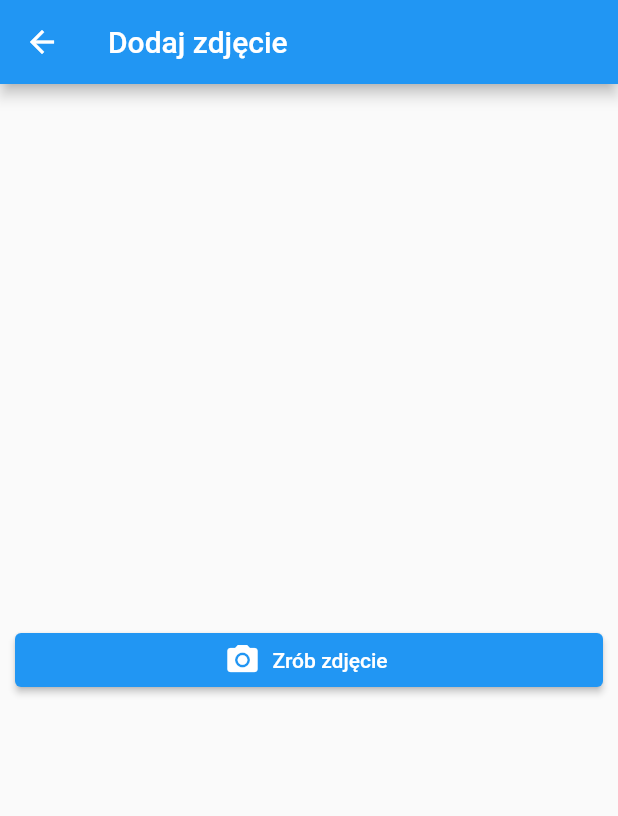
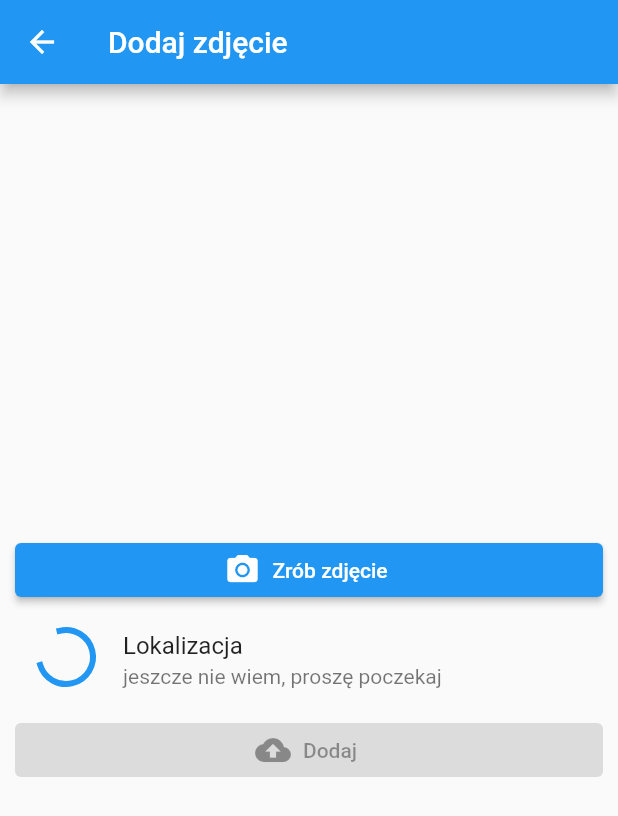
Before and after one commit to lukassz111/chmurkowo-io-project, a Flutter app: the AddImagePage screen opened by its route, on a phone screen of 412 x 824 dp. Shown: the top 816 px of the screen. Run offline on Flutter 3.47's test engine with Material 2 defaults, Android fonts, the phone set to English and light mode, and no system bars; our stand-ins replace flutter_map, geolocator, latlong, permission_handler; missing offline and left inert: camerawesome, dart:ffi, flutter_map_marker_cluster.

Commit message:
add image, completed ui

```diff
--- a/client/chmurkowo/lib/Page/AddImagePage.dart
+++ b/client/chmurkowo/lib/Page/AddImagePage.dart
@@ -1,5 +1,8 @@
 import 'package:chmurkowo/Page/TakePhotoPage.dart';
+import 'package:chmurkowo/service/LocationService.dart';
 import 'package:flutter/material.dart';
+import 'package:latlong/latlong.dart';
+import 'dart:io';
 
 class AddImagePage extends StatefulWidget {
   AddImagePage({Key key}) : super(key: key);
@@ -9,8 +12,86 @@ class AddImagePage extends StatefulWidget {
 }
 
 class _AddImagePageState extends State<AddImagePage> {
+  String pathToImage = null;
+  LatLng location = null;
+  LocationService locationService = new LocationService();
+
+  Function() callbackSubmit = null;
+
+  void callbackSubmitWhenValid() {
+    //TODO implemnet send to cloud
+    Navigator.of(context).pop();
+  }
+
+  void valid() {
+    if (pathToImage == null || location == null) {
+      setState(() {
+        callbackSubmit = null;
+      });
+      return;
+    }
+    if (pathToImage.isEmpty) {
+      setState(() {
+        callbackSubmit = null;
+      });
+      return;
+    }
+    setState(() {
+      callbackSubmit = callbackSubmitWhenValid;
+    });
+  }
+
+  List<Widget> get childrens {
+    List<Widget> result = new List<Widget>();
+    Widget x = null;
+    if (pathToImage != null) {
+      File file = new File(pathToImage);
+      x = Image.file(file);
+      result.add(x);
+    }
+    x = ElevatedButton.icon(
+        onPressed: () {
+          setState(() {
+            pathToImage = null;
+            location = null;
+          });
+          showDialog(context: context, builder: (_) => new TakePhotoPage())
+              .then((value) {
+            locationService.currentLocation().then((value) => setState(() {
+                  this.location = value;
+                }));
+            setState(() {
+              this.pathToImage = value;
+            });
+          });
+        },
+        icon: Icon(Icons.photo_camera),
+        label: Text("Zrób zdjęcie"));
+    result.add(x);
+
+    Widget locationProgress = location == null
+        ? CircularProgressIndicator()
+        : Icon(Icons.check_circle_outline);
+    x = ListTile(
+      title: Text("Lokalizacja"),
+      subtitle: Text(location == null
+          ? "jeszcze nie wiem, proszę poczekaj"
+          : "${location.latitudeInRad} ${location.longitudeInRad}"),
+      leading: locationProgress,
+    );
+    result.add(x);
+
+    x = ElevatedButton.icon(
+        onPressed: callbackSubmit,
+        icon: Icon(Icons.cloud_upload),
+        label: Text("Dodaj"));
+    result.add(x);
+    return result;
+  }
+
   @override
   Widget build(BuildContext context) {
+    valid();
     return Scaffold(
       appBar: AppBar(
         title: Text("Dodaj zdjęcie"),
@@ -19,15 +100,7 @@ class _AddImagePageState extends State<AddImagePage> {
         child: ListView(
           padding: EdgeInsets.all(10),
           shrinkWrap: true,
-          children: [
-            ElevatedButton.icon(
-                onPressed: () {
-                  showDialog(
-                      context: context, builder: (_) => new TakePhotoPage());
-                },
-                icon: Icon(Icons.photo_camera),
-                label: Text("Zrób zdjęcie"))
-          ],
+          children: childrens,
         ),
       ),
     );
--- a/client/chmurkowo/lib/Page/TakePhotoPage.dart
+++ b/client/chmurkowo/lib/Page/TakePhotoPage.dart
@@ -81,10 +81,9 @@ class _TakePhotoPageState extends State<TakePhotoPage> {
             (await getTemporaryDirectory()).path,
             '${DateTime.now()}.png',
           );
-          print(path);
+          print("Picture saved to: $path");
           await _pictureController.takePicture(path);
-          //TODO return this path
-          //TODO navigator pop out
+          Navigator.of(context).pop(path);
         },
       ),
     );
--- /dev/null
+++ b/client/chmurkowo/lib/service/LocationService.dart
@@ -0,0 +1,18 @@
+import 'package:latlong/latlong.dart';
+import 'package:geolocator/geolocator.dart';
+
+class LocationService {
+  static final LocationService _instance = LocationService._internal();
+
+  factory LocationService() {
+    return _instance;
+  }
+
+  LocationService._internal();
+
+  Future<LatLng> currentLocation() async {
+    Position position = await Geolocator.getCurrentPosition(
+        desiredAccuracy: LocationAccuracy.high);
+    return new LatLng(position.latitude, position.longitude);
+  }
+}
--- a/client/chmurkowo/pubspec.yaml
+++ b/client/chmurkowo/pubspec.yaml
@@ -29,6 +29,7 @@ dependencies:
   path_provider: ^1.6.24
   path: ^1.7.0
   camerawesome: ^0.2.1
+  geolocator: ^6.1.13
 
 
   # The following adds the Cupertino Icons font to your application.
```
Also changed, not shown: client/chmurkowo/pubspec.lock.
